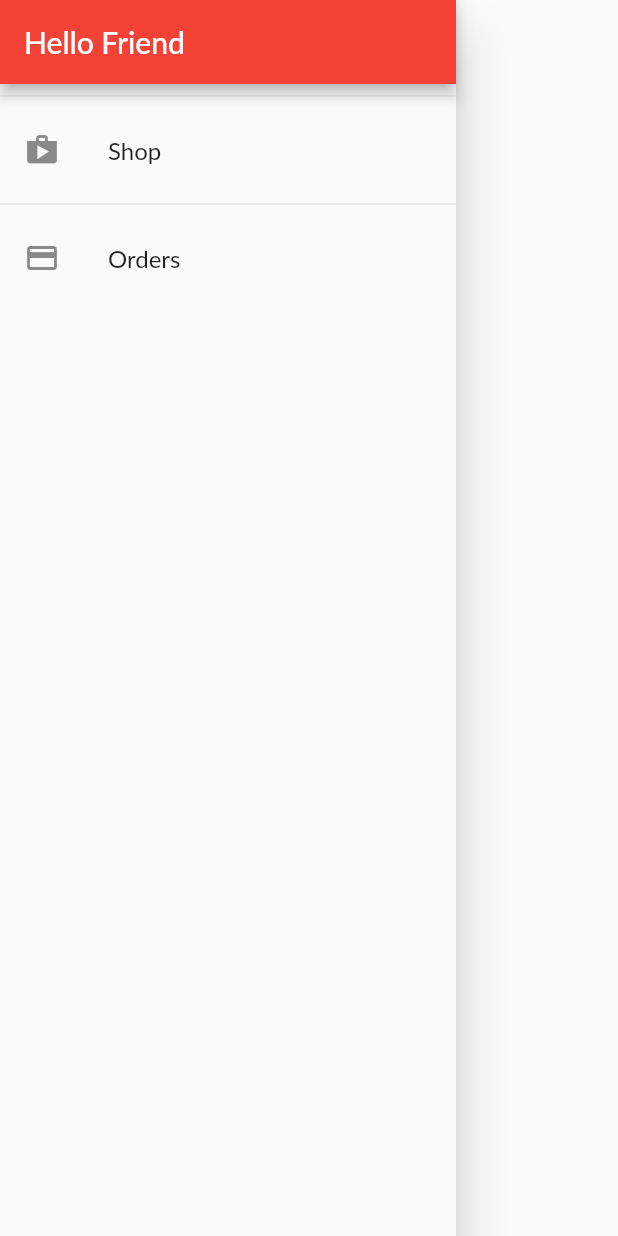
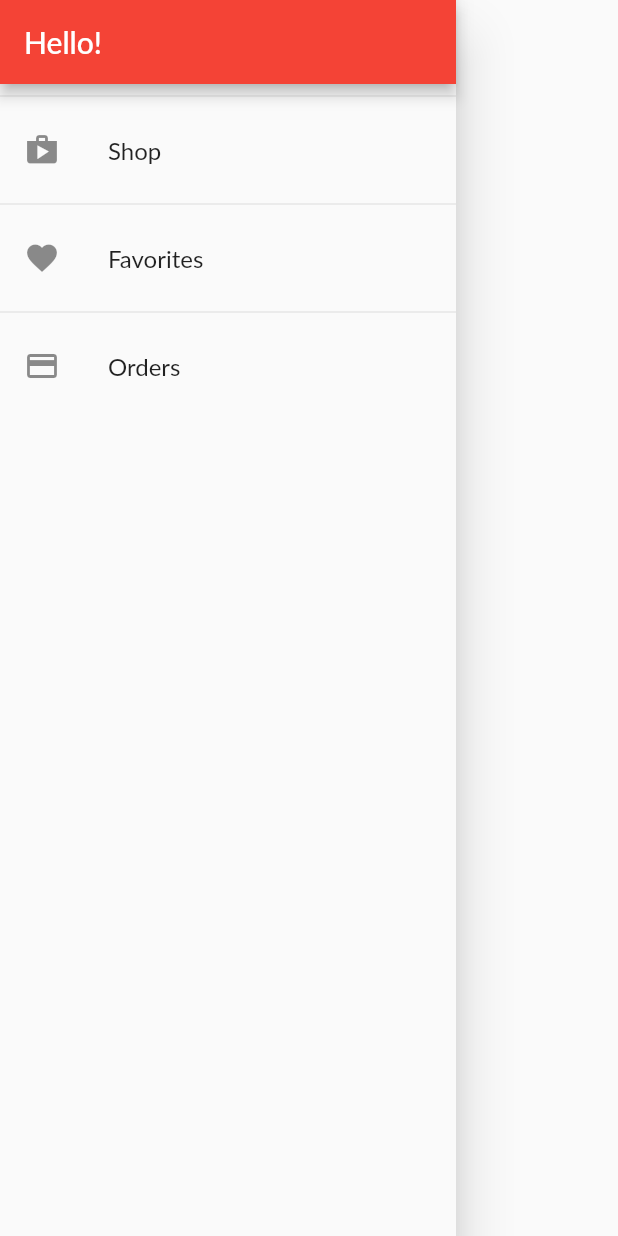
Before and after one commit to jvsena42/shopping_getx_flutter, a Flutter app: the AppDrawer widget shown alone on an empty page, opened directly, on a phone screen of 412 x 824 dp. Run offline on Flutter 3.47's test engine with Material 2 defaults, Android fonts, the phone set to English and light mode, and no system bars; our stand-ins replace get; network calls fail; Roboto replaces fonts that are missing (Lato).

Commit message:
feat: favorites screen

```diff
--- a/lib/screens/cart_screen.dart
+++ b/lib/screens/cart_screen.dart
@@ -14,6 +14,7 @@ class CartScreen extends StatelessWidget {
     return Scaffold(
       appBar: AppBar(
         title: Text("Your cart"),
+        centerTitle: true,
       ),
       body: GetBuilder<CartController>(
         init: CartController(),
--- a/lib/screens/order_screen.dart
+++ b/lib/screens/order_screen.dart
@@ -12,6 +12,7 @@ class OrderScreen extends StatelessWidget {
     return Scaffold(
       appBar: AppBar(
         title: Text("Your Orders"),
+        centerTitle: true,
       ),
       drawer: AppDrawer(),
       body: ListView.builder(
--- a/lib/screens/product_details_screen.dart
+++ b/lib/screens/product_details_screen.dart
@@ -16,6 +16,7 @@ class ProductDetailsScreen extends StatelessWidget {
     return Scaffold(
       appBar: AppBar(
         title: Text(title),
+        centerTitle: true,
       ),
       body: SingleChildScrollView(
         child: Container(
--- a/lib/widget/app_drawer.dart
+++ b/lib/widget/app_drawer.dart
@@ -1,5 +1,6 @@
 import 'package:flutter/material.dart';
 import 'package:get/get.dart';
+import 'package:shopping_getx_flutter/screens/favories_screen.dart';
 import 'package:shopping_getx_flutter/screens/order_screen.dart';
 import 'package:shopping_getx_flutter/screens/product_overview_screen.dart';
 
@@ -12,7 +13,7 @@ class AppDrawer extends StatelessWidget {
       child: Column(
         children: <Widget>[
           AppBar(
-            title: Text("Hello Friend"),
+            title: Text("Hello!"),
             automaticallyImplyLeading: false,
           ),
           Divider(),
@@ -21,6 +22,14 @@ class AppDrawer extends StatelessWidget {
             title: Text("Shop"),
             onTap: () {
               Get.to(() => ProductOverviewPage());
+            },
+          ),
+          Divider(),
+          ListTile(
+            leading: Icon(Icons.favorite),
+            title: Text("Favorites"),
+            onTap: () {
+              Get.to(() => FavoritesScreen());
             },
           ),
           Divider(),
```
Also changed, not shown: lib/screens/favories_screen.dart (added, +38 -0 lines), lib/widget/product_grid.dart (+12 -8 lines).
